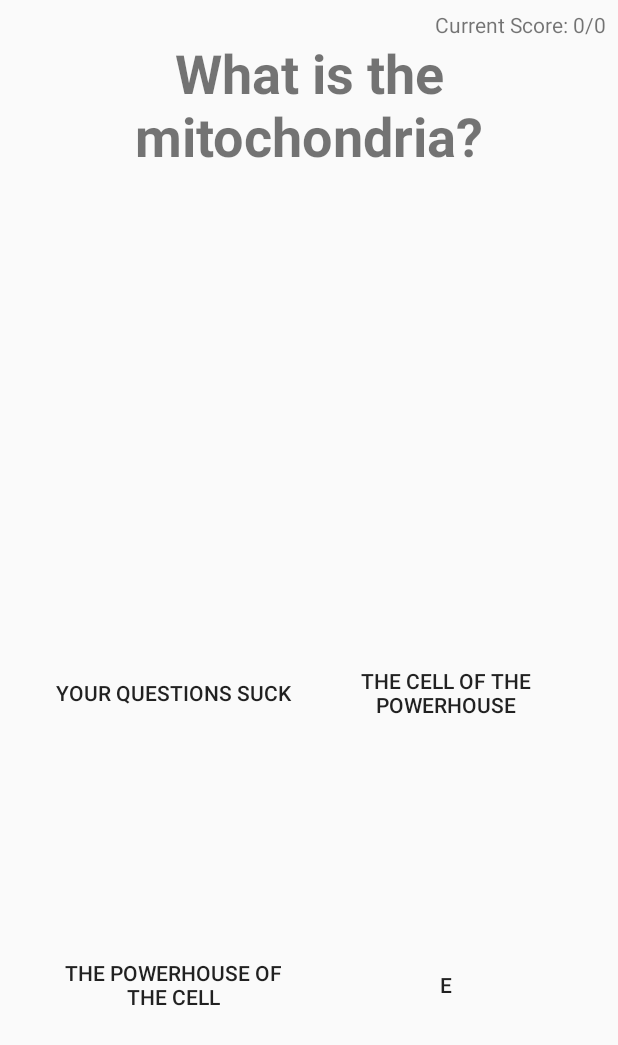
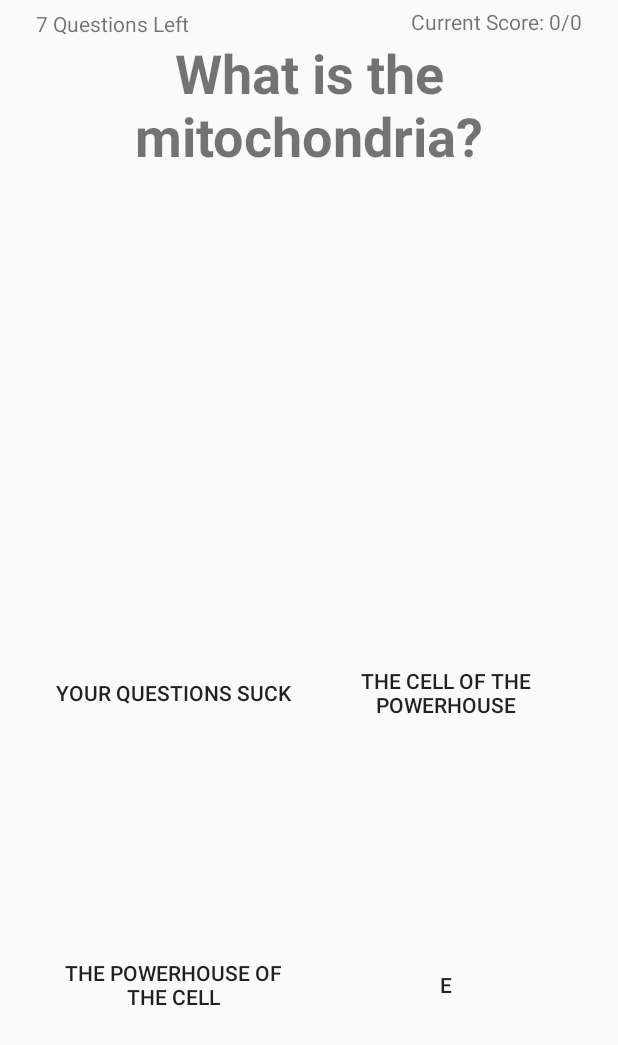
Before and after one commit to ZenghaoWang/Probation, an Android app: the TriviaGameActivity screen opened directly, with no data from a screen before it, on a phone screen of 412 x 824 dp. Shown: the top 1045 px of the screen. Run offline under Robolectric (Android 15) with nearby library versions, the phone set to English and light mode, and no system bars.

Commit message:
Added a questions remaining counter to TriviaGame

```diff
--- a/phase1/app/src/main/java/com/teamacademicprobation/probation/game/implementations/triviagame/QuestionSet.java
+++ b/phase1/app/src/main/java/com/teamacademicprobation/probation/game/implementations/triviagame/QuestionSet.java
@@ -29,4 +29,11 @@ abstract class QuestionSet {
         }
         return questions.remove(rand.nextInt(questions.size()));
     }
+
+    /**
+     * @return The number of questions in the set
+     */
+    int getNumQuestions() {
+        return questions.size();
+    }
 }
--- a/phase1/app/src/main/java/com/teamacademicprobation/probation/game/implementations/triviagame/TriviaGameActivity.java
+++ b/phase1/app/src/main/java/com/teamacademicprobation/probation/game/implementations/triviagame/TriviaGameActivity.java
@@ -26,6 +26,7 @@ public class TriviaGameActivity extends AppCompatActivity implements TriviaView
     private Button answer4;
     private TextView question;
     private TextView score;
+    private TextView questionsRemaining;
 
 
     /**
@@ -47,6 +48,7 @@ public class TriviaGameActivity extends AppCompatActivity implements TriviaView
         answer4 = findViewById(R.id.answer4);
         question = findViewById(R.id.question);
         score = findViewById(R.id.current_score);
+        questionsRemaining = findViewById(R.id.questionsRemaining);
 
         triviaGamePresenter = new TriviaGamePresenter(this, playerID);
         triviaGamePresenter.updateView();
@@ -116,6 +118,11 @@ public class TriviaGameActivity extends AppCompatActivity implements TriviaView
     public void setScore(String newText) {
         this.score.setText(newText);
     }
+
+    @Override
+    public void setQuestionsRemaining(String newText) {
+        this.questionsRemaining.setText(newText);
+    }
     // End of Setters
 
 }
--- a/phase1/app/src/main/java/com/teamacademicprobation/probation/game/implementations/triviagame/TriviaGameModel.java
+++ b/phase1/app/src/main/java/com/teamacademicprobation/probation/game/implementations/triviagame/TriviaGameModel.java
@@ -21,6 +21,7 @@ class TriviaGameModel {
 
     private int numQuestionsAnsweredCorrectly;
     private int totalNumQuestionsAnswered;
+    private int numQuestionsremaining;
     private Question currentQuestion;
     private boolean finished;
 
@@ -37,6 +38,7 @@ class TriviaGameModel {
 
         totalNumQuestionsAnswered = 0;
         numQuestionsAnsweredCorrectly = 0;
+        numQuestionsremaining = questionset.getNumQuestions();
 
         this.finished = false;
     }
@@ -71,6 +73,7 @@ class TriviaGameModel {
     void getRandomQuestion() {
         try {
             currentQuestion = questionset.getRandomQuestion();
+            numQuestionsremaining -= 1;
         } catch (OutOfQuestionsException e) {
             Log.e(TAG, "Out of questions!");
             finished = true;
@@ -133,9 +136,18 @@ class TriviaGameModel {
     }
 
     /**
+     * @return A message that indicates how many questions are left to answer.
+     */
+    String generateQuestionsRemainingString() {
+        return numQuestionsremaining + " Questions Left";
+    }
+
+    /**
      * Send the percentage of correct answers for this game to the score tracker.
      */
     void updateStats() {
         playerAccess.updateStats(playerID, GAMEID, "score", generateScorePercentage());
     }
+
+
 }
--- a/phase1/app/src/main/java/com/teamacademicprobation/probation/game/implementations/triviagame/TriviaGamePresenter.java
+++ b/phase1/app/src/main/java/com/teamacademicprobation/probation/game/implementations/triviagame/TriviaGamePresenter.java
@@ -46,6 +46,7 @@ class TriviaGamePresenter {
             view.setAnswer3(model.getAnswer3());
             view.setAnswer4(model.getAnswer4());
             view.setScore(model.generateCurrentScoreString());
+            view.setQuestionsRemaining(model.generateQuestionsRemainingString());
         }
     }
 
--- a/phase1/app/src/main/java/com/teamacademicprobation/probation/game/implementations/triviagame/TriviaView.java
+++ b/phase1/app/src/main/java/com/teamacademicprobation/probation/game/implementations/triviagame/TriviaView.java
@@ -34,4 +34,6 @@ public interface TriviaView {
 
     void setScore(String newText);
 
+    void setQuestionsRemaining(String newText);
+
 }
--- a/phase1/app/src/main/res/layout/activity_trivia_game.xml
+++ b/phase1/app/src/main/res/layout/activity_trivia_game.xml
@@ -85,10 +85,22 @@
         android:layout_width="wrap_content"
         android:layout_height="wrap_content"
         android:layout_marginTop="8dp"
-        android:layout_marginEnd="8dp"
+        android:layout_marginEnd="24dp"
         android:text="@string/trivia_current_score"
         app:layout_constraintBottom_toTopOf="@+id/question"
         app:layout_constraintEnd_toEndOf="parent"
-        app:layout_constraintTop_toTopOf="parent" />
+        app:layout_constraintTop_toTopOf="parent"
+        app:layout_constraintVertical_bias="1.0" />
+
+    <TextView
+        android:id="@+id/questionsRemaining"
+        android:layout_width="143dp"
+        android:layout_height="18dp"
+        android:layout_marginStart="24dp"
+        android:layout_marginTop="8dp"
+        app:layout_constraintBottom_toTopOf="@+id/question"
+        app:layout_constraintStart_toStartOf="parent"
+        app:layout_constraintTop_toTopOf="parent"
+        app:layout_constraintVertical_bias="1.0" />
 
 </androidx.constraintlayout.widget.ConstraintLayout>
```
